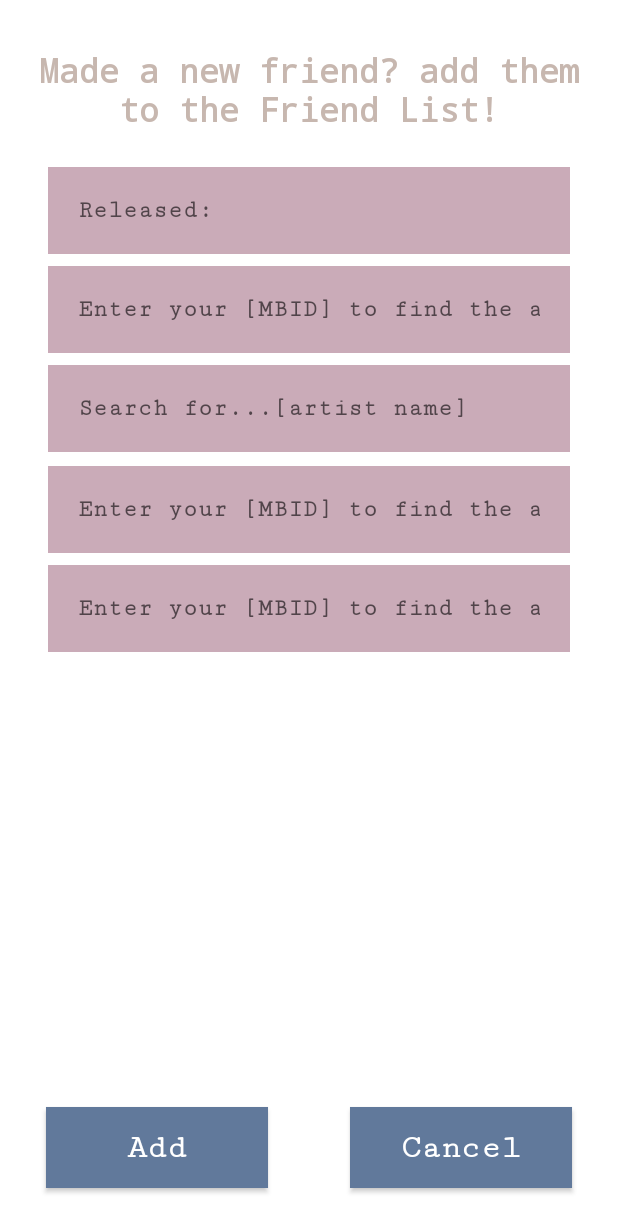
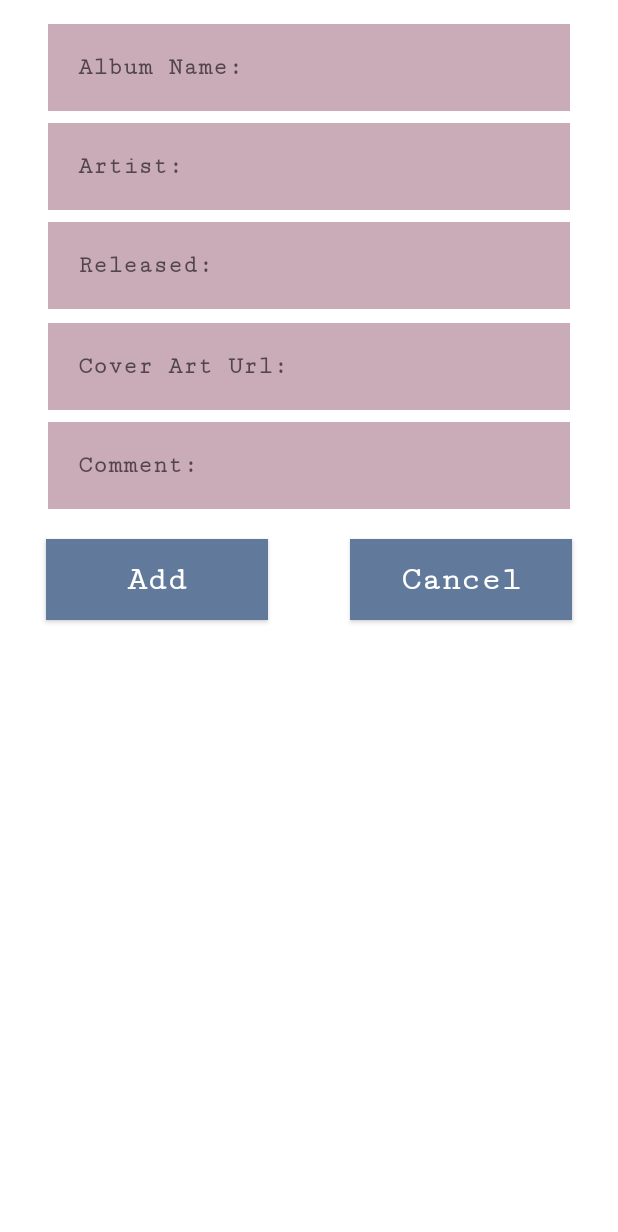
Before and after one commit to eeeemily/Kotlin-VanillaVinyl, an Android app: the layout fragment_data_entry.xml on its own in the app's theme, with its tools: preview values and no code run, on a phone screen of 412 x 824 dp. Shown: the top 1232 px of the screen. Run offline under Robolectric (Android 15) with nearby library versions, the light colour scheme and no system bars.

Commit message:
renamed fragment

```diff
--- a/app/src/main/java/com/mzheng9/vanillavinyl/MainActivity.kt
+++ b/app/src/main/java/com/mzheng9/vanillavinyl/MainActivity.kt
@@ -39,6 +39,9 @@ class MainActivity : AppCompatActivity() {
             supportActionBar?.let {
                 it.title = when (destination.id) {
                     R.id.settingsFragment -> getString(R.string.settings)
+                    R.id.infoFragment -> getString(R.string.info_frag_textview)
+                    R.id.recordsDisplayFragment -> getString(R.string.display_frag_textview)
+                    R.id.dataEntryFragment -> getString(R.string.data_entry_frag_textview)
                     else -> getString(R.string.app_name)
                 }
             }
--- a/app/src/main/res/layout/fragment_data_entry.xml
+++ b/app/src/main/res/layout/fragment_data_entry.xml
@@ -15,14 +15,15 @@
             android:layout_width="0dp"
             android:layout_height="wrap_content"
             android:layout_marginStart="32dp"
+            android:layout_marginTop="16dp"
             android:layout_marginEnd="32dp"
             android:autofillHints=""
-            android:hint="@string/details_hint_reseased"
+            android:hint="@string/details_hint_album_name"
             android:inputType="text"
             app:layout_constraintEnd_toEndOf="parent"
             app:layout_constraintHorizontal_bias="1.0"
             app:layout_constraintStart_toStartOf="parent"
-            app:layout_constraintTop_toBottomOf="@+id/textView2" />
+            app:layout_constraintTop_toTopOf="parent" />
 
 
         <EditText
@@ -33,7 +34,7 @@
             android:layout_marginStart="32dp"
             android:layout_marginEnd="32dp"
             android:autofillHints=""
-            android:hint="@string/details_hint_enter_mbid"
+            android:hint="@string/details_hint_artist"
             android:inputType="text"
             app:layout_constraintEnd_toEndOf="parent"
             app:layout_constraintHorizontal_bias="0.0"
@@ -48,7 +49,7 @@
             android:layout_marginStart="32dp"
             android:layout_marginEnd="32dp"
             android:autofillHints=""
-            android:hint="@string/details_hint_search_for_artist"
+            android:hint="@string/details_hint_released"
             android:inputType="text"
             app:layout_constraintEnd_toEndOf="parent"
             app:layout_constraintHorizontal_bias="0.0"
@@ -64,7 +65,7 @@
             android:layout_marginTop="9dp"
             android:layout_marginEnd="32dp"
             android:autofillHints=""
-            android:hint="@string/details_hint_enter_mbid"
+            android:hint="@string/details_hint_cover_link"
             android:inputType="text"
             app:layout_constraintEnd_toEndOf="parent"
             app:layout_constraintHorizontal_bias="0.0"
@@ -79,7 +80,7 @@
             android:layout_marginStart="32dp"
             android:layout_marginEnd="32dp"
             android:autofillHints=""
-            android:hint="@string/details_hint_enter_mbid"
+            android:hint="@string/details_hint_comment"
             android:inputType="text"
             app:layout_constraintEnd_toEndOf="parent"
             app:layout_constraintHorizontal_bias="0.0"
@@ -92,34 +93,22 @@
             android:layout_width="148dp"
             android:layout_height="54dp"
             android:layout_marginEnd="24dp"
-            android:layout_marginBottom="32dp"
             android:text="@string/button_add"
-            app:layout_constraintBottom_toBottomOf="parent"
             app:layout_constraintEnd_toStartOf="@+id/button_cancel"
-            app:layout_constraintStart_toStartOf="parent" />
+            app:layout_constraintStart_toStartOf="parent"
+            app:layout_constraintTop_toBottomOf="@+id/edit_album_comment" />
 
         <Button
             android:id="@+id/button_cancel"
             style="@style/button_style"
             android:layout_width="148dp"
             android:layout_height="54dp"
-            android:layout_marginBottom="32dp"
             android:text="@string/button_cancel"
-            app:layout_constraintBottom_toBottomOf="parent"
             app:layout_constraintEnd_toEndOf="parent"
             app:layout_constraintHorizontal_bias="0.495"
-            app:layout_constraintStart_toEndOf="@+id/button_add" />
+            app:layout_constraintStart_toEndOf="@+id/button_add"
+            app:layout_constraintTop_toBottomOf="@+id/edit_album_comment" />
 
-        <TextView
-            android:id="@+id/textView2"
-            style="@style/title_text_view_style"
-            android:layout_width="wrap_content"
-            android:layout_height="wrap_content"
-            android:layout_marginTop="16dp"
-            android:text="@string/prompt_add_freind"
-            app:layout_constraintEnd_toEndOf="parent"
-            app:layout_constraintStart_toStartOf="parent"
-            app:layout_constraintTop_toTopOf="parent" />
     </androidx.constraintlayout.widget.ConstraintLayout>
 
 </layout>
--- a/app/src/main/res/values/strings.xml
+++ b/app/src/main/res/values/strings.xml
@@ -1,13 +1,25 @@
 <resources>
     <string name="app_name">Vanilla Vinyl</string>
-    <!--    Fragment Names-->
-    <string name="settings_frag_textview">Settings</string>
+    <!--    Fragment Names in Nav Controller-->
     <string name="info_frag_textview">Info</string>
-    <string name="main_frag_textview">Album Locator</string>
-    <string name="details_frag_textview">Find Album Cover</string>
-    <string name="details2_frag_textview">Find Artist</string>
+    <string name="display_frag_textview">Album Collections</string>
+    <string name="data_entry_frag_textview">Add An Album to Collection!</string>
+    <string name="settings">settings</string> <!-- also used in main_menu-->
+<!--Fragment Specific Strings-->
+    <string name="home_welcome">Welcome to the Record Store!</string>
 
-    <string name="home_welcome">Welcome to Vanilla Vinyl Record Store!</string>
+
+
+
+
+
+
+
+
+    <!--    ^necessary for the new one^-->
+<!--    <string name="details_frag_textview">Find Album Cover</string>-->
+<!--    <string name="details2_frag_textview">Find Artist</string>-->
+
     <string name="message_body">Welcome to the new TapTap app!</string>
     <string name="welcome">Welcome to Vanilla Vinyl Record Shop</string>
 
@@ -39,9 +51,13 @@
     <string name="info_copy_right">Copyright &#169; 2021, EZ Corp</string>
 
     <!--    Details Fragment-->
-    <string name="details_hint_enter_mbid">Enter your [MBID] to find the album cover!</string>
-    <string name="details_hint_search_for_artist">Search for...[artist name]</string>
-    <string name="details_hint_reseased">Released: </string>
+<!--    <string name="details_hint_enter_mbid">Enter your [MBID] to find the album cover!</string>-->
+<!--    <string name="details_hint_search_for_artist">Search for...[artist name]</string>-->
+    <string name="details_hint_album_name">Album Name: </string>
+    <string name="details_hint_artist">Artist: </string>
+    <string name="details_hint_cover_link">Cover Art Url: </string>
+    <string name="details_hint_released">Released: </string>
+    <string name="details_hint_comment">Comment: </string>
 <!--    <string name="hello_blank_fragment">Hello blank fragment</string>-->
 
 <!--Recycler View-->
@@ -50,7 +66,6 @@
     <string name="recycler_released">Released: </string>
     <string name="recycler_comment">Comment: </string>
     <!--    menu-->
-    <string name="settings">settings</string>
     <string name="done">Done</string>
 
     <!--    array-->
```
Also changed, not shown: app/src/main/res/navigation/nav_graph.xml (+8 -8 lines).
